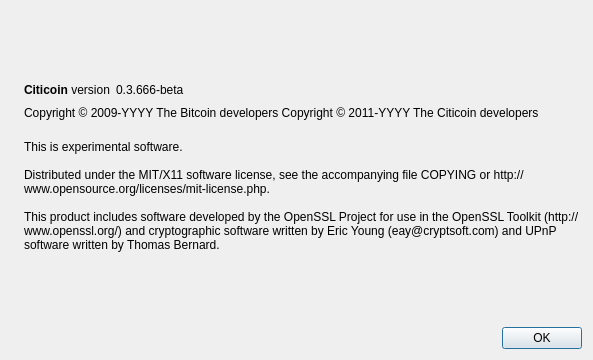
Old version of the form src/qt/forms/aboutdialog.ui in the repository getasis/citicoin.
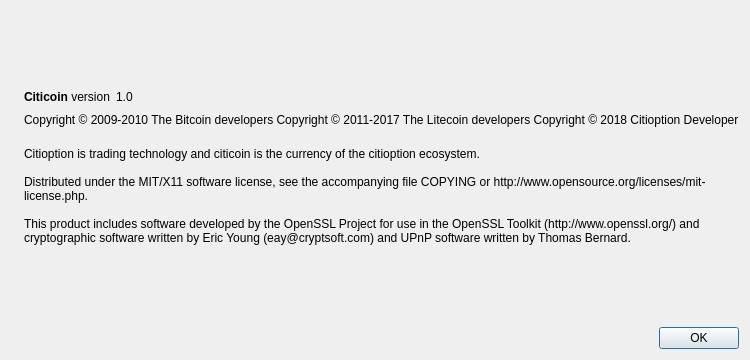
New version of the form. Icons and pictures are not drawn.

```diff
--- a/src/qt/forms/aboutdialog.ui
+++ b/src/qt/forms/aboutdialog.ui
@@ -63,7 +63,7 @@
           <cursorShape>IBeamCursor</cursorShape>
          </property>
          <property name="text">
-          <string notr="true">0.3.666-beta</string>
+          <string notr="true">1.0</string>
          </property>
          <property name="textInteractionFlags">
           <set>Qt::LinksAccessibleByMouse|Qt::TextSelectableByKeyboard|Qt::TextSelectableByMouse</set>
@@ -91,8 +91,9 @@
         <cursorShape>IBeamCursor</cursorShape>
        </property>
        <property name="text">
-        <string notr="true">Copyright &amp;copy; 2009-YYYY The Bitcoin developers
-Copyright &amp;copy; 2011-YYYY The Citicoin developers</string>
+        <string notr="true">Copyright &amp;copy; 2009-2010 The Bitcoin developers
+Copyright &amp;copy; 2011-2017 The Litecoin developers
+Copyright &amp;copy; 2018 Citioption Developer</string>
        </property>
        <property name="textFormat">
         <enum>Qt::RichText</enum>
@@ -109,7 +110,7 @@
        </property>
        <property name="text">
         <string>
-This is experimental software.
+Citioption is trading technology and citicoin is the currency of the citioption ecosystem.
 
 Distributed under the MIT/X11 software license, see the accompanying file COPYING or http://www.opensource.org/licenses/mit-license.php.
 
```
